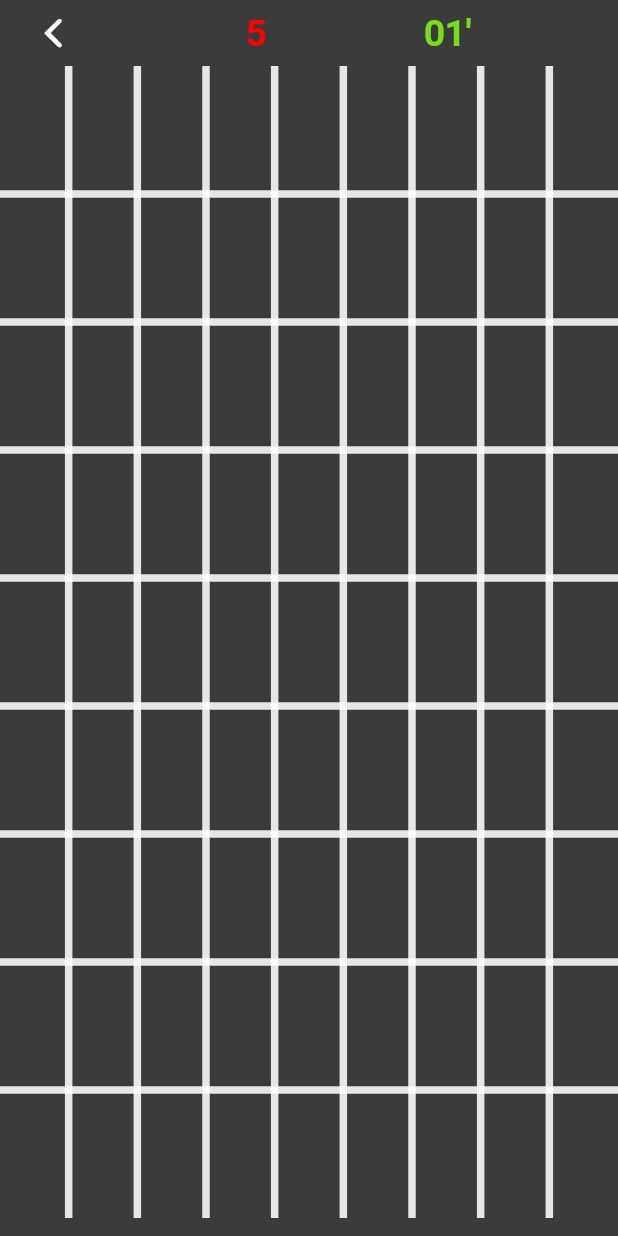
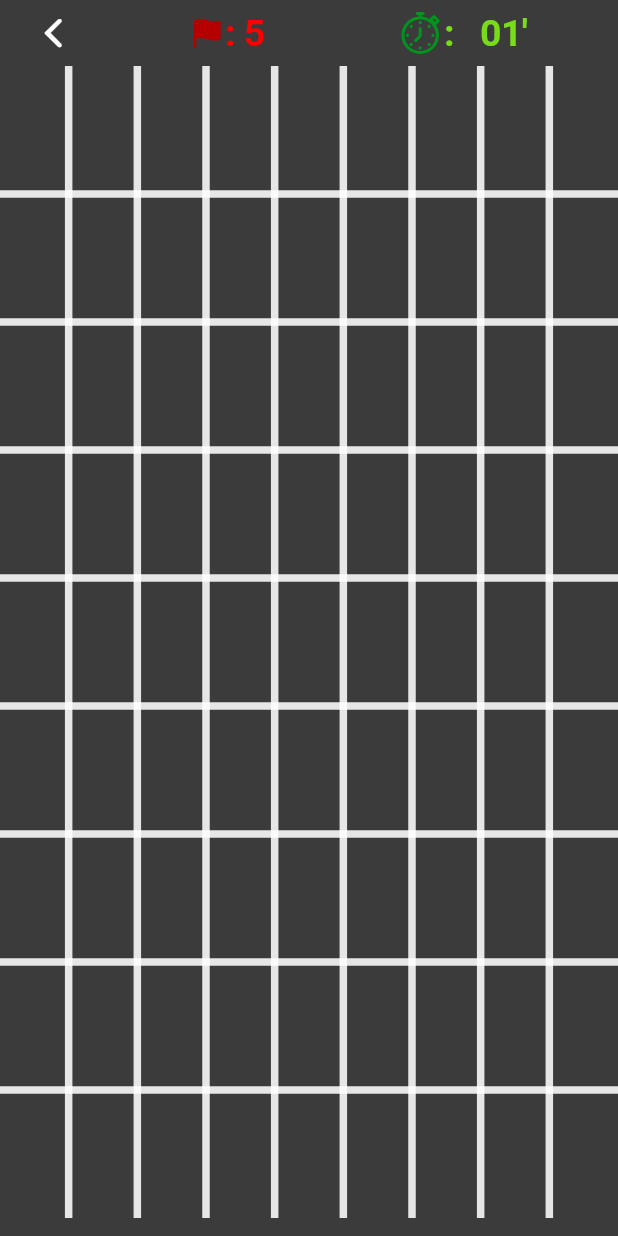
Before and after one commit to jmartintoro/buscamines-DanielVilla-JoelMartin, a Flutter app: the LayoutPlay screen opened by its route, on a phone screen of 412 x 824 dp. Run offline on Flutter 3.47's test engine with Material 2 defaults, Android fonts, the phone set to English and light mode, and no system bars; our stand-ins replace flutter_svg; missing offline and left inert: window_manager.

Commit message:
Version 1.0

```diff
--- a/tres_en_ratlla/lib/app_data.dart
+++ b/tres_en_ratlla/lib/app_data.dart
@@ -94,10 +94,9 @@ class AppData with ChangeNotifier {
         checkAround(row + 1, col, 1); //Abajo
         checkAround(row + 1, col + 1, 1); //Abajo Derecha
         checkAround(row + 1, col - 1, 1); //Abajo Izquierda
-
-        checkGameWinner(); // Comprobar que no queda cap casella sense bomba per descubrir
       }
 
+      checkGameWinner(); // Comprobar que no queda cap casella sense bomba per descubrir
       notifyListeners(); // Notificar cambios después de realizar una jugada
     }
   }
--- a/tres_en_ratlla/lib/layout_play.dart
+++ b/tres_en_ratlla/lib/layout_play.dart
@@ -2,6 +2,7 @@ import 'dart:async';
 import 'package:buscaminas/app_data.dart';
 import 'package:buscaminas/widget_tresratlla.dart';
 import 'package:flutter/cupertino.dart';
+import 'package:flutter_svg/flutter_svg.dart';
 import 'package:provider/provider.dart';
 
 class LayoutPlay extends StatefulWidget {
@@ -54,14 +55,24 @@ class _LayoutPlayState extends State<LayoutPlay> {
           mainAxisAlignment: MainAxisAlignment.center,
           crossAxisAlignment: CrossAxisAlignment.center,
           children: [
-            Text(
-              '${appData.bombes - appData.flags}   ',
-              style: TextStyle(fontSize: 25, color: Color.fromARGB(255, 255, 0, 0)),
+            Row(
+              children: [
+                Icon(CupertinoIcons.flag_fill, color: Color.fromARGB(255, 181, 0, 0),),
+                Text(
+                  ': ${appData.bombes - appData.flags}   ',
+                  style: TextStyle(fontSize: 25, color: Color.fromARGB(255, 255, 0, 0)),
+                ),
+              ],
             ),
             SizedBox(width: 70,),
-            Text(
-              '   ${chrono}\'',
-              style: TextStyle(fontSize: 25, color: Color.fromARGB(255, 120, 220, 25)),
+            Row(
+              children: [
+                SvgPicture.asset('assets/images/clock.svg'),
+                Text(
+                  ':   ${chrono}\'',
+                  style: TextStyle(fontSize: 25, color: Color.fromARGB(255, 120, 220, 25)),
+                ),
+              ],
             ),
           ],
         ),
--- a/tres_en_ratlla/lib/widget_tresratlla_painter.dart
+++ b/tres_en_ratlla/lib/widget_tresratlla_painter.dart
@@ -37,7 +37,7 @@ class WidgetTresRatllaPainter extends CustomPainter {
       text: number.toString(),
       style: TextStyle(
         color: color,
-        fontSize: s.height/15,        // Tamaño del número
+        fontSize: s.height/25,        // Tamaño del número
         fontWeight: FontWeight.bold,
       ),
     );
```
Also changed, not shown: tres_en_ratlla/assets/images/clock.svg (added), 1 other file.
